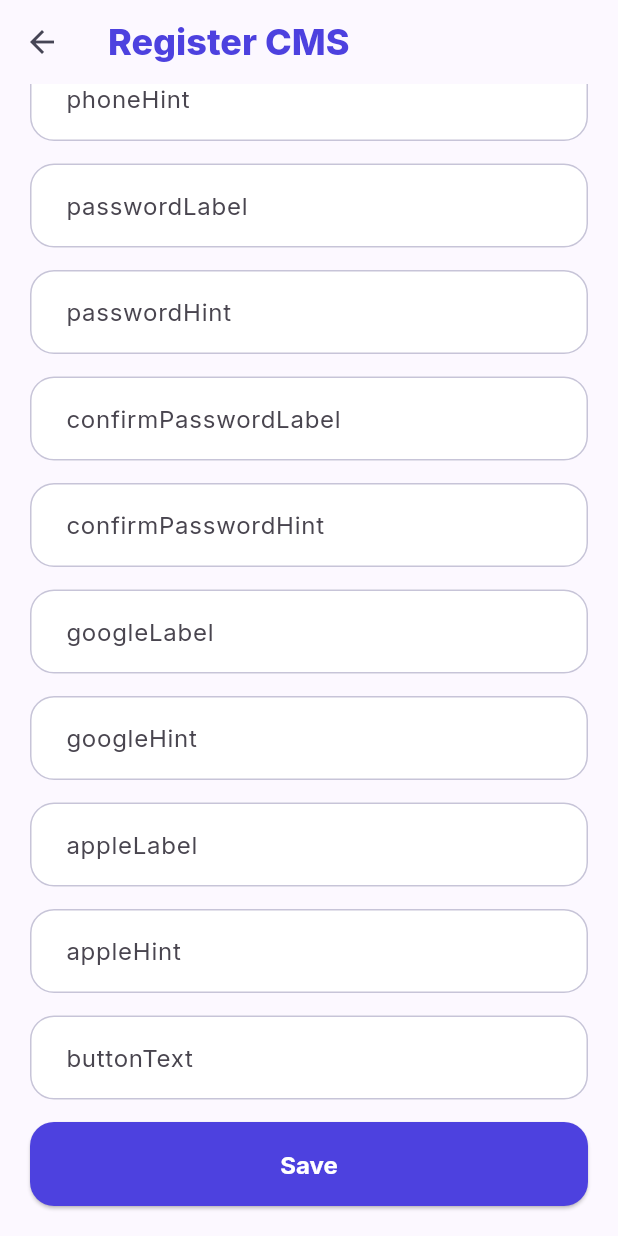
After one commit to rihaalcp/ecom_one, a Flutter app: the RegisterContentPage screen opened directly, scrolled down 550 dp, after a tap on "Save", on a phone screen of 412 x 824 dp. The commit adds this screen. Run offline on Flutter 3.47's test engine with Material 3 defaults, Android fonts, the phone set to English and light mode, and no system bars; our stand-ins replace flutter_svg, google_fonts, shelf; missing offline and left inert: dotenv, mongo_dart, shelf_router; network calls fail.

Commit message:
register editable

```diff
--- /dev/null
+++ b/lib/backend/controllers/register_page_controller.dart
@@ -0,0 +1,100 @@
+import 'dart:convert';
+import 'package:shelf/shelf.dart';
+import 'package:mongo_dart/mongo_dart.dart';
+import '../database/mongo_service.dart';
+
+class RegisterPageController {
+  Future<Response> saveRegisterPage(Request request) async {
+    try {
+      final body = await request.readAsString();
+
+      final data = jsonDecode(body);
+
+      final collection = MongoService.db.collection("pages");
+      final existing = await collection.findOne(where.eq("page", "register"));
+      if (existing == null) {
+        await collection.insertOne({
+          "page": "register",
+          "title": data["title"],
+          "subtitle": data["subtitle"],
+          "fullNameLabel": data["fullNameLabel"],
+          "fullNameHint": data["fullNameHint"],
+          "emailLabel": data["emailLabel"],
+          "emailHint": data["emailHint"],
+          "phoneLabel": data["phoneLabel"],
+          "phoneHint": data["phoneHint"],
+          "passwordLabel": data["passwordLabel"],
+          "passwordHint": data["passwordHint"],
+          "confirmPasswordLabel": data["confirmPasswordLabel"],
+          "confirmPasswordHint": data["confirmPasswordHint"],
+          "googleLabel": data["googleLabel"],
+          "googleHint": data["googleHint"],
+          "appleLabel": data["appleLabel"],
+          "appleHint": data["appleHint"],
+          "buttonText": data["buttonText"],
+        });
+
+        return Response.ok(
+          jsonEncode({"success": true, "message": "Register page created"}),
+          headers: {"content-type": "application/json"},
+        );
+      }
+      await collection.updateOne(
+        where.eq("page", "register"),
+        modify
+            .set("page", "register")
+            .set("title", data["title"])
+            .set("subtitle", data["subtitle"])
+            .set("fullNameLabel", data["fullNameLabel"])
+            .set("fullNameHint", data["fullNameHint"])
+            .set("emailLabel", data["emailLabel"])
+            .set("emailHint", data["emailHint"])
+            .set("phoneLabel", data["phoneLabel"])
+            .set("phoneHint", data["phoneHint"])
+            .set("passwordLabel", data["passwordLabel"])
+            .set("passwordHint", data["passwordHint"])
+            .set("confirmPasswordLabel", data["confirmPasswordLabel"])
+            .set("confirmPasswordHint", data["confirmPasswordHint"])
+            .set("googleLabel", data["googleLabel"])
+            .set("googleHint", data["googleHint"])
+            .set("appleLabel", data["appleLabel"])
+            .set("appleHint", data["appleHint"])
+            .set("buttonText", data["buttonText"]),
+        upsert: true,
+      );
+
+      return Response.ok(
+        jsonEncode({"success": true, "message": "Register page saved"}),
+        headers: {"content-type": "application/json"},
+      );
+    } catch (e) {
+      return Response.internalServerError(
+        body: jsonEncode({"error": e.toString()}),
+      );
+    }
+  }
+
+  Future<Response> getRegisterPage(Request request) async {
+    try {
+      final result = await MongoService.db
+          .collection("pages")
+          .findOne(where.eq("page", "register"));
+      if (result == null) {
+        return Response(
+          404,
+          body: jsonEncode({"error": "Register page not found"}),
+          headers: {"content-type": "application/json"},
+        );
+      }
+      return Response.ok(
+        jsonEncode(result),
+
+        headers: {"content-type": "application/json"},
+      );
+    } catch (e) {
+      return Response.internalServerError(
+        body: jsonEncode({"error": e.toString()}),
+      );
+    }
+  }
+}
--- /dev/null
+++ b/lib/frondend/admin/screen/register_content_screen.dart
@@ -0,0 +1,224 @@
+import 'dart:convert';
+import 'package:flutter/material.dart';
+import 'package:http/http.dart' as http;
+
+
+class RegisterContentPage extends StatefulWidget {
+
+const RegisterContentPage({super.key});
+
+
+@override
+State<RegisterContentPage> createState()
+=> _RegisterContentPageState();
+
+}
+
+
+
+class _RegisterContentPageState
+extends State<RegisterContentPage>{
+
+
+final Map<String,TextEditingController> c={};
+
+
+
+final fields=[
+
+"title",
+"subtitle",
+
+"fullNameLabel",
+"fullNameHint",
+
+"emailLabel",
+"emailHint",
+
+"phoneLabel",
+"phoneHint",
+
+"passwordLabel",
+"passwordHint",
+
+"confirmPasswordLabel",
+"confirmPasswordHint",
+
+"googleLabel",
+"googleHint",
+
+"appleLabel",
+"appleHint",
+
+"buttonText"
+
+];
+
+
+
+@override
+void initState(){
+
+super.initState();
+
+
+for(var f in fields){
+
+c[f]=TextEditingController();
+
+}
+
+
+loadData();
+
+}
+
+
+
+Future loadData() async{
+
+
+final res=await http.get(
+Uri.parse(
+"http://localhost:5000/admin/page/get-register-page"
+)
+);
+
+
+final data=jsonDecode(res.body);
+
+
+
+for(var f in fields){
+
+c[f]!.text=data[f] ?? "";
+
+}
+
+
+setState((){});
+
+
+}
+
+
+
+
+
+Future save() async{
+
+
+final body={};
+
+
+for(var f in fields){
+
+body[f]=c[f]!.text;
+
+}
+
+
+await http.post(
+
+Uri.parse(
+"http://localhost:5000/admin/page/save-register-page"
+),
+
+headers:{
+"content-type":"application/json"
+},
+
+body:jsonEncode(body)
+
+);
+
+
+ScaffoldMessenger.of(context)
+.showSnackBar(
+const SnackBar(
+content:Text("Saved Successfully")
+)
+);
+
+
+}
+
+
+
+
+@override
+Widget build(BuildContext context){
+
+
+return Scaffold(
+
+appBar:AppBar(
+title:const Text(
+"Register CMS"
+),
+),
+
+
+body:ListView(
+
+padding:const EdgeInsets.all(20),
+
+
+children:[
+
+
+...fields.map(
+(f)=>Padding(
+
+padding:
+const EdgeInsets.only(bottom:15),
+
+child:TextField(
+
+controller:c[f],
+
+decoration:
+InputDecoration(
+
+labelText:f,
+
+border:
+const OutlineInputBorder()
+
+),
+
+),
+
+)
+
+),
+
+
+
+ElevatedButton(
+
+onPressed:save,
+
+child:
+const Text(
+"Save"
+)
+
+)
+
+
+
+],
+
+
+),
+
+
+);
+
+
+}
+
+
+
+}
```
Also changed, not shown: bin/globa_one.dart (+14 -20 lines), lib/backend/routes/register_page_route.dart (added, +37 -0 lines), lib/frondend/clients/screens/home_screen.dart (+45 -11 lines), lib/frondend/clients/screens/register_screen.dart (+61 -27 lines).
